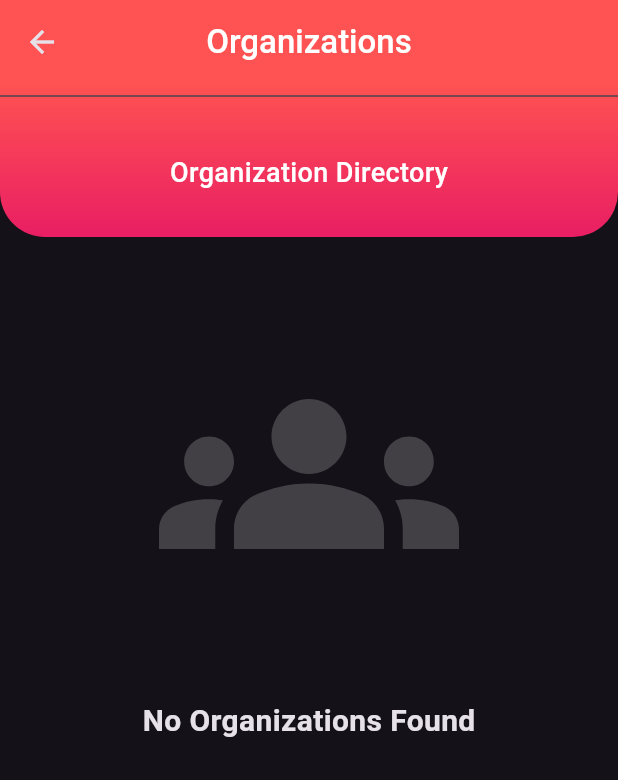
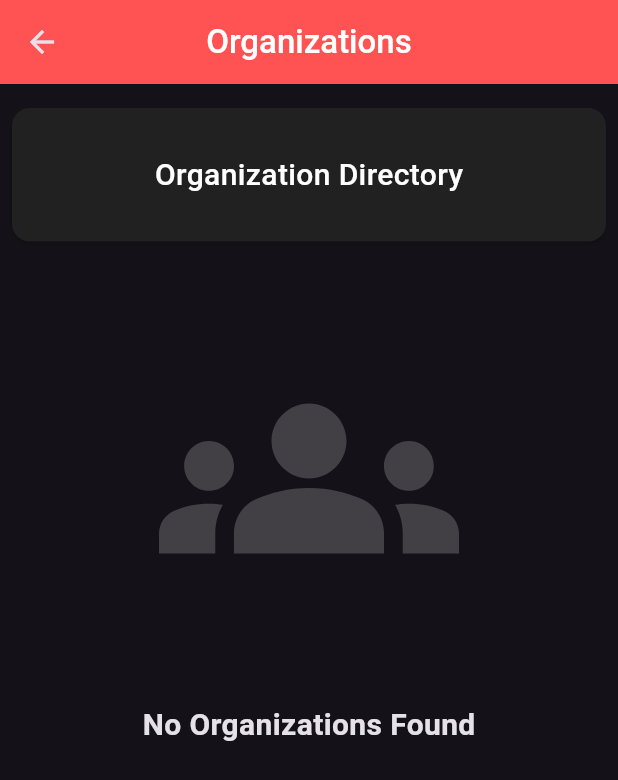
Before and after one commit to CMSC23-AY2023-2024-2ndSem/group3-project, a Flutter app: the AdminHomePage screen opened directly, in the side drawer, after a tap on "Organizations", on a phone screen of 412 x 824 dp. Shown: the top 780 px of the screen. Run offline on Flutter 3.47's test engine with Material 3 defaults, Android fonts, the phone set to English and light mode, and no system bars; our stand-ins replace cloud_firestore, firebase_auth, firebase_core, firebase_storage, image_picker, qr_flutter; accounts and stored records are empty; generated files the repository leaves out were written again.

Commit message:
ui: updated admin view pagebar design

```diff
--- a/lib/pages/admin_home.dart
+++ b/lib/pages/admin_home.dart
@@ -235,20 +235,43 @@ class _AdminHomePageState extends State<AdminHomePage> {
             }));
   }
 
-  Widget pageBar(){
-    return Container(
-      decoration: const BoxDecoration(
-          borderRadius: BorderRadius.only(
-              bottomLeft: Radius.circular(30),
-              bottomRight: Radius.circular(30)),
-          gradient: LinearGradient(
-              colors: [Colors.redAccent, Colors.pink],
-              begin: Alignment.topCenter,
-              end: Alignment.bottomCenter)),
-      margin: const EdgeInsets.fromLTRB(0, 0, 0, 8),
+  // Widget pageBar() {
+  //   return Container(
+  //     decoration: BoxDecoration(
+  //       borderRadius: const BorderRadius.only(
+  //           bottomLeft: Radius.circular(30), bottomRight: Radius.circular(30)),
+  //       color: Colors.grey.shade900,
+  //     ),
+  //     margin: const EdgeInsets.fromLTRB(0, 0, 0, 8),
+  //     child: const Column(
+  //       children: [
+
+  //         Row(
+  //           mainAxisAlignment: MainAxisAlignment.center,
+  //           children: [
+  //             Padding(
+  //               padding: EdgeInsets.all(30.0),
+  //               child: Text(
+  //                 "Pending Organization Sign Up",
+  //                 style: TextStyle(
+  //                     fontSize: 18,
+  //                     fontWeight: FontWeight.w500,
+  //                     color: Colors.white),
+  //               ),
+  //             ),
+  //           ],
+  //         ),
+  //       ],
+  //     ),
+  //   );
+  // }
+
+  Widget pageBar() {
+    return Card(
+      margin: const EdgeInsets.fromLTRB(8,16,8,8),
+      color: Colors.grey.shade900,
       child: const Column(
         children: [
-          Divider(),
           Row(
             mainAxisAlignment: MainAxisAlignment.center,
             children: [
@@ -257,7 +280,7 @@ class _AdminHomePageState extends State<AdminHomePage> {
                 child: Text(
                   "Pending Organization Sign Up",
                   style: TextStyle(
-                      fontSize: 18,
+                      fontSize: 20,
                       fontWeight: FontWeight.w500,
                       color: Colors.white),
                 ),
--- a/lib/pages/admin_organizations_page.dart
+++ b/lib/pages/admin_organizations_page.dart
@@ -119,19 +119,11 @@ class _AdminOrganizationsPageState extends State<AdminOrganizationsPage> {
   }
 
   Widget pageBar() {
-    return Container(
-      decoration: const BoxDecoration(
-          borderRadius: BorderRadius.only(
-              bottomLeft: Radius.circular(30),
-              bottomRight: Radius.circular(30)),
-          gradient: LinearGradient(
-              colors: [Colors.redAccent, Colors.pink],
-              begin: Alignment.topCenter,
-              end: Alignment.bottomCenter)),
-      margin: const EdgeInsets.fromLTRB(0, 0, 0, 8),
+    return Card(
+      margin: const EdgeInsets.fromLTRB(8, 16, 8, 8),
+      color: Colors.grey.shade900,
       child: const Column(
         children: [
-          Divider(),
           Row(
             mainAxisAlignment: MainAxisAlignment.center,
             children: [
@@ -140,7 +132,7 @@ class _AdminOrganizationsPageState extends State<AdminOrganizationsPage> {
                 child: Text(
                   "Organization Directory",
                   style: TextStyle(
-                      fontSize: 18,
+                      fontSize: 20,
                       fontWeight: FontWeight.w500,
                       color: Colors.white),
                 ),
```
Also changed, not shown: lib/pages/admin_donor_details_page.dart (+4 -12 lines), lib/pages/admin_donors_page.dart (+4 -12 lines), lib/pages/admin_org_donations_page.dart (+4 -12 lines).
